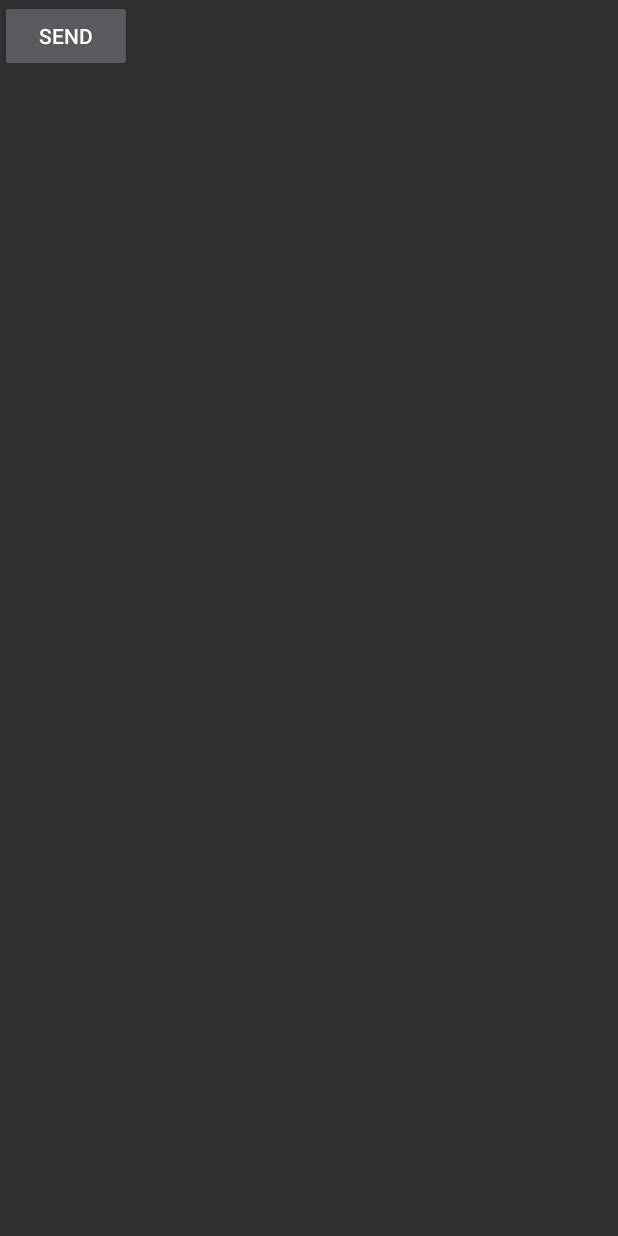
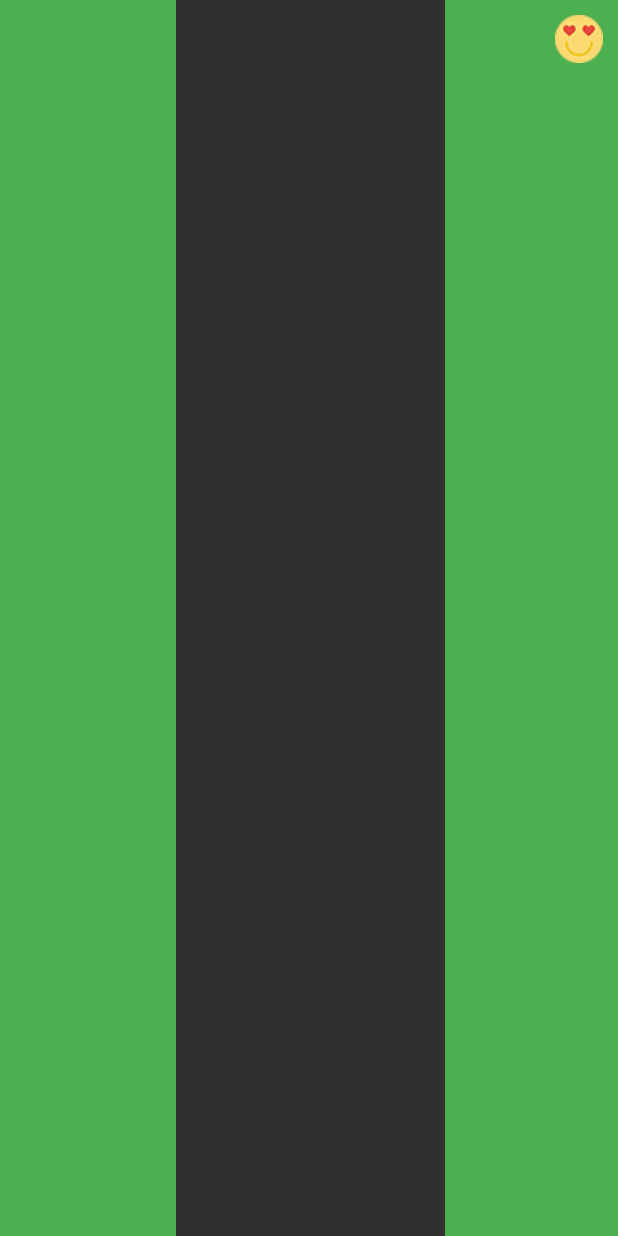
Before and after one commit to nguyenthanhchungfit/A2C2D2, an Android app: the layout activity_wi_fi_direct.xml on its own in the app's theme, with its tools: preview values and no code run, on a phone screen of 412 x 824 dp. Run offline under Robolectric (Android 15) with nearby library versions, the phone set to English and light mode, and no system bars.

Commit message:
+ Merge với master + Gom MainGameActivity vào WifiDirectActivity + Thêm gửi sự kiện từ board sang main(sử dụng từ Callbacks đã có sẵn trong project) + Ví dụ về mẫu gửi package khi click nước đi + [Bug] Bị khi trở về màn hình chính

```diff
--- a/app/build.gradle
+++ b/app/build.gradle
@@ -16,10 +16,11 @@ android {
             proguardFiles getDefaultProguardFile('proguard-android.txt'), 'proguard-rules.pro'
         }
     }
+    buildToolsVersion '27.0.3'
 }
 
 dependencies {
-    implementation fileTree(dir: 'libs', include: ['*.jar'])
+    implementation fileTree(include: ['*.jar'], dir: 'libs')
     implementation 'com.android.support:appcompat-v7:26.1.0'
     implementation 'com.android.support.constraint:constraint-layout:1.0.2'
     testImplementation 'junit:junit:4.12'
--- a/app/src/main/java/com/nguyenthanhchung/carop2p/fragment/BoardEmotionFragment.java
+++ b/app/src/main/java/com/nguyenthanhchung/carop2p/fragment/BoardEmotionFragment.java
@@ -17,6 +17,7 @@ import android.widget.Toast;
 import com.nguyenthanhchung.carop2p.FragmentCallBacks;
 import com.nguyenthanhchung.carop2p.activity.MainGameActivity;
 import com.nguyenthanhchung.carop2p.R;
+import com.nguyenthanhchung.carop2p.activity.WiFiDirectActivity;
 import com.nguyenthanhchung.carop2p.adapter.ImageEmotionAdapter;
 import com.nguyenthanhchung.carop2p.model.ImageEmotion;
 
@@ -27,7 +28,7 @@ import java.util.ArrayList;
  */
 
 public class BoardEmotionFragment extends Fragment implements FragmentCallBacks{
-    MainGameActivity main;
+    WiFiDirectActivity main;
     Context context = null;
     GridView gvBoardEmotion;
     ImageEmotionAdapter adapter;
@@ -47,7 +48,7 @@ public class BoardEmotionFragment extends Fragment implements FragmentCallBacks{
         super.onCreate(savedInstanceState);
         try{
             context = getActivity();
-            main = (MainGameActivity)getActivity();
+            main = (WiFiDirectActivity)getActivity();
         }catch (IllegalStateException e){
             throw  new IllegalStateException("Main game must implements Callback");
         }
--- a/app/src/main/java/com/nguyenthanhchung/carop2p/model/TypePackage.java
+++ b/app/src/main/java/com/nguyenthanhchung/carop2p/model/TypePackage.java
@@ -4,7 +4,9 @@ public enum TypePackage {
     //Type Define
     ERROR("ERROR", 0),
     START("START", 1),
-    END("END", 2);
+    END("END", 2),
+    TURN("TURN", 3);
+
 
     private String stringValue;
     private int intValue;
--- a/app/src/main/res/layout/activity_khoi_dong_game.xml
+++ b/app/src/main/res/layout/activity_khoi_dong_game.xml
@@ -19,8 +19,7 @@
         app:layout_constraintEnd_toStartOf="@+id/btnGuide"
         app:layout_constraintHorizontal_chainStyle="spread"
         app:layout_constraintStart_toStartOf="parent"
-        app:layout_constraintTop_toTopOf="parent"
-        android:onClick="playGame"/>
+        app:layout_constraintTop_toTopOf="parent" />
 
     <Button
         android:id="@+id/btnGuide"
--- a/app/src/main/res/layout/activity_wi_fi_direct.xml
+++ b/app/src/main/res/layout/activity_wi_fi_direct.xml
@@ -7,13 +7,64 @@
     tools:context=".activity.WiFiDirectActivity"
     android:orientation="horizontal"
     >
+    <RelativeLayout
+        android:layout_width="match_parent"
+        android:layout_height="match_parent"
+        android:orientation="horizontal"
+        tools:context="com.nguyenthanhchung.carop2p.activity.MainGameActivity"
+        android:id="@+id/layoutGame"
+        >
+        <FrameLayout
+            android:id="@+id/fragmentPlayerChinh"
+            android:layout_width="117dp"
+            android:layout_height="match_parent"
+            android:background="#4CAF50"
+            android:layout_alignParentLeft="true"
+            >
 
 
-    <Button
-        android:id="@+id/btnSend"
-        android:layout_width="wrap_content"
-        android:layout_height="wrap_content"
-        android:text="Send"/>
+        </FrameLayout>
+
+        <FrameLayout
+            android:id="@+id/fragmentBoardGame"
+            android:layout_width="360dp"
+            android:layout_height="match_parent"
+            android:layout_centerHorizontal="true"
+            >
+
+        </FrameLayout>
+
+        <FrameLayout
+            android:id="@+id/fragmentPlayerBan"
+            android:layout_width="115dp"
+            android:layout_height="match_parent"
+            android:background="#4CAF50"
+            android:layout_alignParentRight="true"
+            >
+
+        </FrameLayout>
+
+        <ImageButton
+            android:id="@+id/btnOpenEmotionBoard"
+            android:layout_width="wrap_content"
+            android:layout_height="wrap_content"
+            android:layout_alignParentRight="true"
+            android:layout_alignParentTop="true"
+            android:paddingTop="10dp"
+            android:paddingRight="10dp"
+            android:background="@null"
+            app:srcCompat="@drawable/emo1" />
+
+        <FrameLayout
+            android:id="@+id/fragmentEmotionBoard"
+            android:layout_width="227dp"
+            android:layout_height="130dp"
+            android:layout_centerHorizontal="true"
+            android:layout_centerVertical="true"
+            >
+
+        </FrameLayout>
+    </RelativeLayout>
 
     <ListView
         android:id="@+id/list_view"
```
Also changed, not shown: app/src/main/AndroidManifest.xml (+8 -0 lines), app/src/main/java/com/nguyenthanhchung/carop2p/activity/KhoiDongGameActivity.java (+15 -6 lines), app/src/main/java/com/nguyenthanhchung/carop2p/fragment/BoardGameFragment.java (+5 -2 lines).
